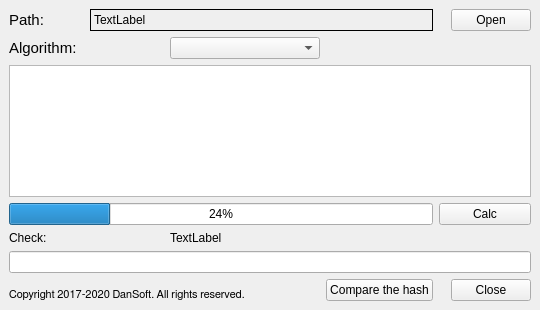
admsasha/qcalcfilehash, file mainwindow.ui: the form before one commit.
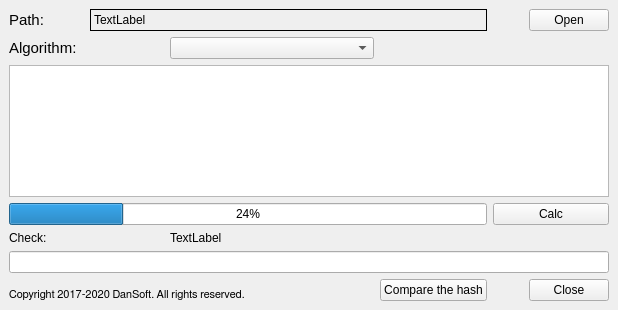
The form after the commit.

Commit message: added GOST algorithms

Diff of the .ui file:
```diff
--- a/mainwindow.ui
+++ b/mainwindow.ui
@@ -6,7 +6,7 @@
    <rect>
     <x>0</x>
     <y>0</y>
-    <width>540</width>
+    <width>618</width>
     <height>310</height>
    </rect>
   </property>
@@ -51,7 +51,7 @@
      <widget class="QComboBox" name="comboBox">
       <property name="maximumSize">
        <size>
-        <width>200</width>
+        <width>300</width>
         <height>16777215</height>
        </size>
       </property>
@@ -79,8 +79,8 @@
        <string notr="true">&lt;!DOCTYPE HTML PUBLIC &quot;-//W3C//DTD HTML 4.0//EN&quot; &quot;http://www.w3.org/TR/REC-html40/strict.dtd&quot;&gt;
 &lt;html&gt;&lt;head&gt;&lt;meta name=&quot;qrichtext&quot; content=&quot;1&quot; /&gt;&lt;style type=&quot;text/css&quot;&gt;
 p, li { white-space: pre-wrap; }
-&lt;/style&gt;&lt;/head&gt;&lt;body style=&quot; font-family:'MS Shell Dlg 2'; font-size:8.25pt; font-weight:400; font-style:normal;&quot;&gt;
-&lt;p style=&quot;-qt-paragraph-type:empty; margin-top:0px; margin-bottom:0px; margin-left:0px; margin-right:0px; -qt-block-indent:0; text-indent:0px; font-size:8pt;&quot;&gt;&lt;br /&gt;&lt;/p&gt;&lt;/body&gt;&lt;/html&gt;</string>
+&lt;/style&gt;&lt;/head&gt;&lt;body style=&quot; font-family:'Sans Serif'; font-size:9pt; font-weight:400; font-style:normal;&quot;&gt;
+&lt;p style=&quot;-qt-paragraph-type:empty; margin-top:0px; margin-bottom:0px; margin-left:0px; margin-right:0px; -qt-block-indent:0; text-indent:0px; font-family:'MS Shell Dlg 2'; font-size:8pt;&quot;&gt;&lt;br /&gt;&lt;/p&gt;&lt;/body&gt;&lt;/html&gt;</string>
       </property>
       <property name="acceptRichText">
        <bool>false</bool>
```
The commit also changes 2 other files.
